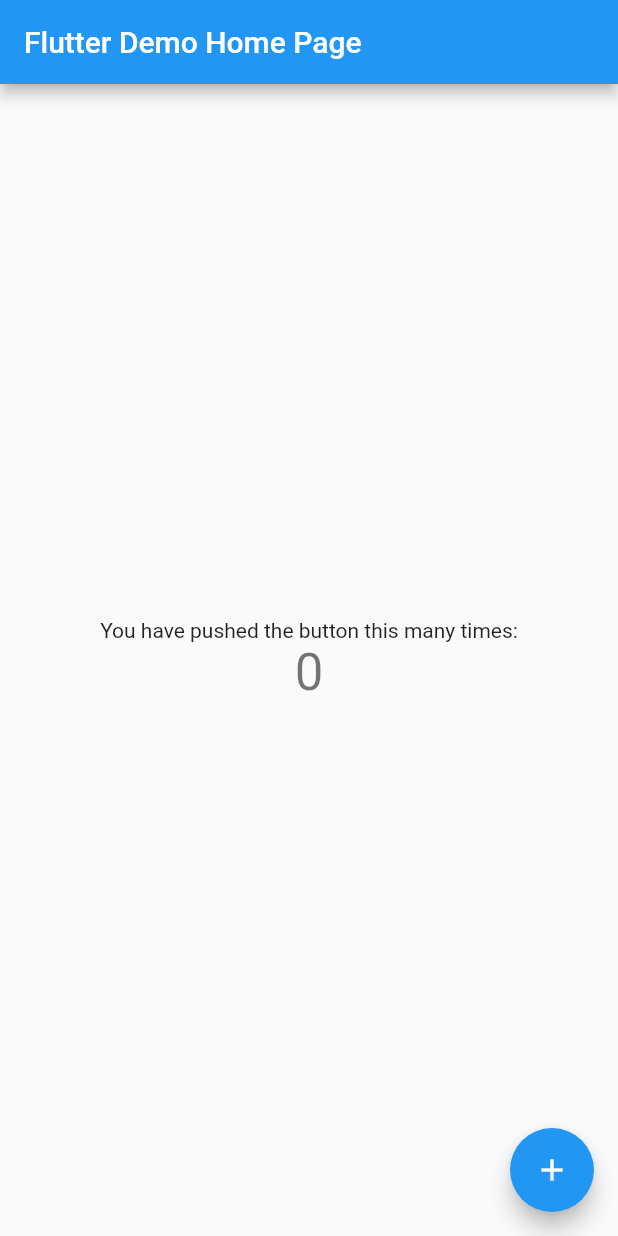
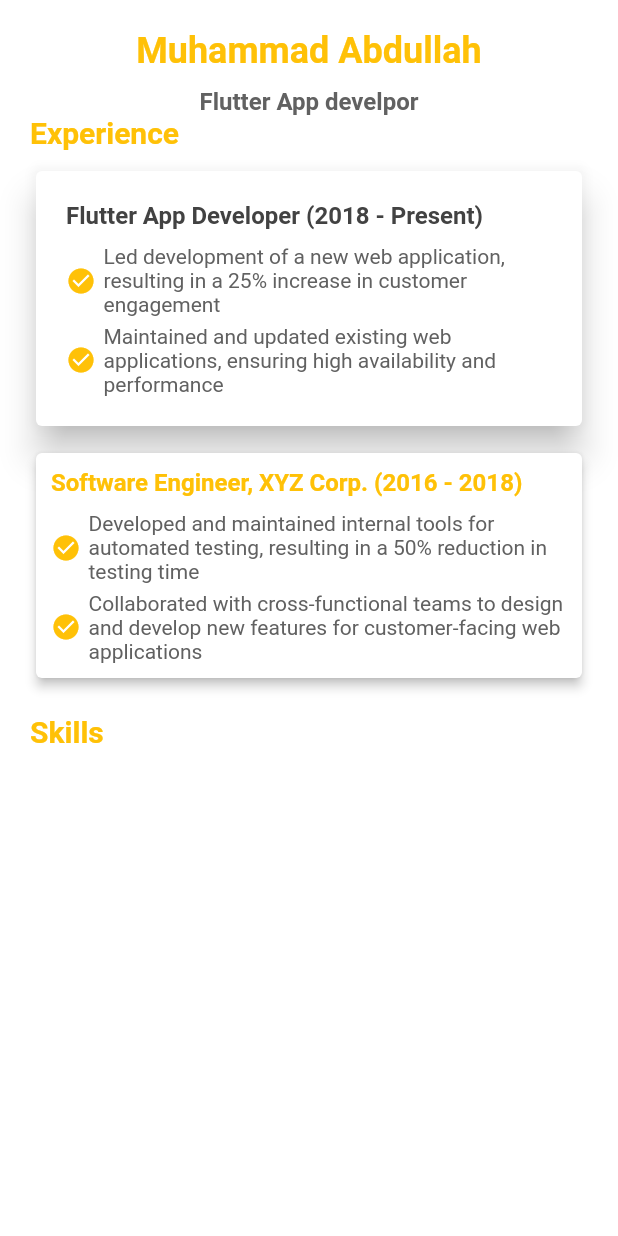
Before and after one commit to abdullahwale/2023Spring, a Flutter app: the screen it shows after launch, on a phone screen of 412 x 824 dp. Run offline on Flutter 3.47's test engine with Material 2 defaults, Android fonts, the phone set to English and light mode, and no system bars.

Commit message:
add experience and change color

```diff
--- a/flutter_resume/lib/main.dart
+++ b/flutter_resume/lib/main.dart
@@ -1,115 +1,205 @@
 import 'package:flutter/material.dart';
 
 void main() {
-  runApp(const MyApp());
+  runApp(ResumeApp());
 }
 
-class MyApp extends StatelessWidget {
-  const MyApp({Key? key}) : super(key: key);
+class ResumeApp extends StatelessWidget {
+  const ResumeApp({Key? key}) : super(key: key);
 
-  // This widget is the root of your application.
   @override
   Widget build(BuildContext context) {
     return MaterialApp(
-      title: 'Flutter Demo',
-      theme: ThemeData(
-        // This is the theme of your application.
-        //
-        // Try running your application with "flutter run". You'll see the
-        // application has a blue toolbar. Then, without quitting the app, try
-        // changing the primarySwatch below to Colors.green and then invoke
-        // "hot reload" (press "r" in the console where you ran "flutter run",
-        // or simply save your changes to "hot reload" in a Flutter IDE).
-        // Notice that the counter didn't reset back to zero; the application
-        // is not restarted.
-        primarySwatch: Colors.blue,
+      home: Scaffold(
+        backgroundColor: Colors.white,
+        body: SingleChildScrollView(
+          child: Padding(
+            padding: EdgeInsets.all(20.0),
+            child:
+                Column(crossAxisAlignment: CrossAxisAlignment.start, children: [
+              Row(
+                mainAxisAlignment: MainAxisAlignment.center,
+                children: [
+                  Column(
+                    //crossAxisAlignment: CrossAxisAlignment.center,
+                    children: [
+                      Text(
+                        'Muhammad Abdullah',
+                        style: TextStyle(
+                          fontWeight: FontWeight.bold,
+                          fontSize: 24.0,
+                          color: Colors.amber,
+                        ),
+                      ),
+                      SizedBox(
+                        height: 10,
+                      ),
+                      Text(
+                        'Flutter App develpor',
+                        style: TextStyle(
+                          fontWeight: FontWeight.w600,
+                          fontSize: 16.0,
+                          color: Colors.grey[700],
+                        ),
+                      ),
+                    ],
+                  ),
+                ],
+              ),
+              Text(
+                'Experience',
+                style: TextStyle(
+                  fontWeight: FontWeight.bold,
+                  fontSize: 20.0,
+                  color: Colors.amber,
+                ),
+              ),
+              SizedBox(height: 10.0),
+              Card(
+                elevation: 10.0,
+                child: Padding(
+                  padding: const EdgeInsets.all(20),
+                  child: Column(
+                    crossAxisAlignment: CrossAxisAlignment.start,
+                    children: [
+                      Text(
+                        'Flutter App Developer (2018 - Present)',
+                        style: TextStyle(
+                          fontWeight: FontWeight.w600,
+                          fontSize: 16.0,
+                          color: Colors.grey[800],
+                        ),
+                      ),
+                      SizedBox(height: 10.0),
+                      Row(
+                        children: [
+                          Icon(
+                            Icons.check_circle,
+                            color: Colors.amber,
+                            size: 20.0,
+                          ),
+                          SizedBox(width: 5.0),
+                          Expanded(
+                            child: Text(
+                              'Led development of a new web application, resulting in a 25% increase in customer engagement',
+                              style: TextStyle(
+                                fontSize: 14.0,
+                                color: Colors.grey[700],
+                              ),
+                            ),
+                          ),
+                        ],
+                      ),
+                      SizedBox(height: 5.0),
+                      Row(
+                        children: [
+                          Icon(Icons.check_circle,
+                              color: Colors.amber, size: 20.0),
+                          SizedBox(width: 5.0),
+                          Expanded(
+                            child: Text(
+                              'Maintained and updated existing web applications, ensuring high availability and performance',
+                              style: TextStyle(
+                                fontSize: 14.0,
+                                color: Colors.grey[700],
+                              ),
+                            ),
+                          ),
+                        ],
+                      ),
+                    ],
+                  ),
+                ),
+              ),
+              SizedBox(height: 10.0),
+              Card(
+                elevation: 3.0,
+                child: Padding(
+                  padding: const EdgeInsets.all(10.0),
+                  child: Column(
+                    crossAxisAlignment: CrossAxisAlignment.start,
+                    children: [
+                      Text(
+                        'Software Engineer, XYZ Corp. (2016 - 2018)',
+                        style: TextStyle(
+                          fontWeight: FontWeight.w600,
+                          fontSize: 16.0,
+                          color: Colors.amber,
+                        ),
+                      ),
+                      SizedBox(height: 10.0),
+                      Row(
+                        children: [
+                          Icon(Icons.check_circle,
+                              color: Colors.amber, size: 20.0),
+                          SizedBox(width: 5.0),
+                          Expanded(
+                            child: Text(
+                              'Developed and maintained internal tools for automated testing, resulting in a 50% reduction in testing time',
+                              style: TextStyle(
+                                fontSize: 14.0,
+                                color: Colors.grey[700],
+                              ),
+                            ),
+                          ),
+                        ],
+                      ),
+                      SizedBox(height: 5.0),
+                      Row(
+                        children: [
+                          Icon(Icons.check_circle,
+                              color: Colors.amber, size: 20.0),
+                          SizedBox(width: 5.0),
+                          Expanded(
+                            child: Text(
+                              'Collaborated with cross-functional teams to design and develop new features for customer-facing web applications',
+                              style: TextStyle(
+                                fontSize: 14.0,
+                                color: Colors.grey[700],
+                              ),
+                            ),
+                          ),
+                        ],
+                      ),
+                    ],
+                  ),
+                ),
+              ),
+              SizedBox(height: 20.0),
+              Text(
+                'Skills',
+                style: TextStyle(
+                  fontWeight: FontWeight.bold,
+                  fontSize: 20.0,
+                  color: Colors.amber,
+                ),
+              ),
+              SizedBox(height: 10.0),
+            ]),
+          ),
+        ),
       ),
-      home: const MyHomePage(title: 'Flutter Demo Home Page'),
     );
   }
 }
 
-class MyHomePage extends StatefulWidget {
-  const MyHomePage({Key? key, required this.title}) : super(key: key);
-
-  // This widget is the home page of your application. It is stateful, meaning
-  // that it has a State object (defined below) that contains fields that affect
-  // how it looks.
-
-  // This class is the configuration for the state. It holds the values (in this
-  // case the title) provided by the parent (in this case the App widget) and
-  // used by the build method of the State. Fields in a Widget subclass are
-  // always marked "final".
-
-  final String title;
-
-  @override
-  State<MyHomePage> createState() => _MyHomePageState();
-}
-
-class _MyHomePageState extends State<MyHomePage> {
-  int _counter = 0;
-
-  void _incrementCounter() {
-    setState(() {
-      // This call to setState tells the Flutter framework that something has
-      // changed in this State, which causes it to rerun the build method below
-      // so that the display can reflect the updated values. If we changed
-      // _counter without calling setState(), then the build method would not be
-      // called again, and so nothing would appear to happen.
-      _counter++;
-    });
-  }
-
-  @override
-  Widget build(BuildContext context) {
-    // This method is rerun every time setState is called, for instance as done
-    // by the _incrementCounter method above.
-    //
-    // The Flutter framework has been optimized to make rerunning build methods
-    // fast, so that you can just rebuild anything that needs updating rather
-    // than having to individually change instances of widgets.
-    return Scaffold(
-      appBar: AppBar(
-        // Here we take the value from the MyHomePage object that was created by
-        // the App.build method, and use it to set our appbar title.
-        title: Text(widget.title),
-      ),
-      body: Center(
-        // Center is a layout widget. It takes a single child and positions it
-        // in the middle of the parent.
-        child: Column(
-          // Column is also a layout widget. It takes a list of children and
-          // arranges them vertically. By default, it sizes itself to fit its
-          // children horizontally, and tries to be as tall as its parent.
-          //
-          // Invoke "debug painting" (press "p" in the console, choose the
-          // "Toggle Debug Paint" action from the Flutter Inspector in Android
-          // Studio, or the "Toggle Debug Paint" command in Visual Studio Code)
-          // to see the wireframe for each widget.
-          //
-          // Column has various properties to control how it sizes itself and
-          // how it positions its children. Here we use mainAxisAlignment to
-          // center the children vertically; the main axis here is the vertical
-          // axis because Columns are vertical (the cross axis would be
-          // horizontal).
-          mainAxisAlignment: MainAxisAlignment.center,
-          children: <Widget>[
-            const Text(
-              'You have pushed the button this many times:',
+/*
+Column(children: [
+            Text(
+              'Muhammad Abdullah',
+              style: TextStyle(
+                fontWeight: FontWeight.bold,
+                fontSize: 24.0,
+              ),
             ),
+            SizedBox(height: 10,),
             Text(
-              '$_counter',
-              style: Theme.of(context).textTheme.headline4,
+              'Flutter App develpor',
+              style: TextStyle(
+                fontWeight: FontWeight.w600,
+                fontSize: 16.0,
+                color: Colors.grey[700],
+              ),
             ),
-          ],
-        ),
-      ),
-      floatingActionButton: FloatingActionButton(
-        onPressed: _incrementCounter,
-        tooltip: 'Increment',
-        child: const Icon(Icons.add),
-      ), // This trailing comma makes auto-formatting nicer for build methods.
-    );
-  }
-}
+          ]),
+ */
```
